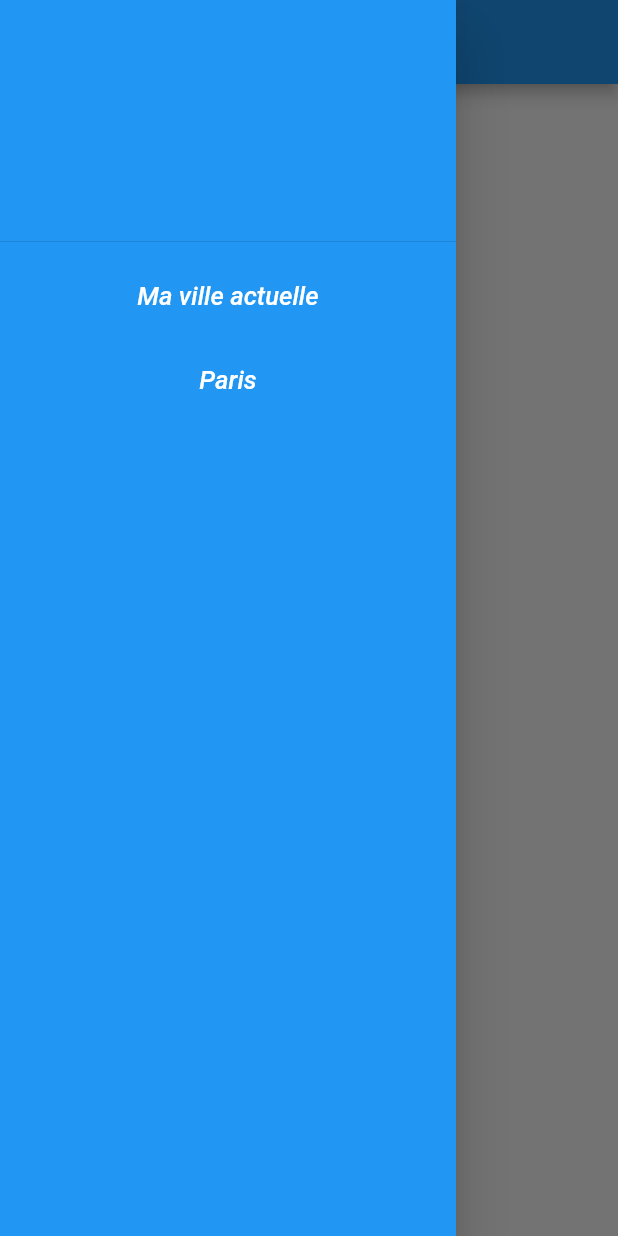
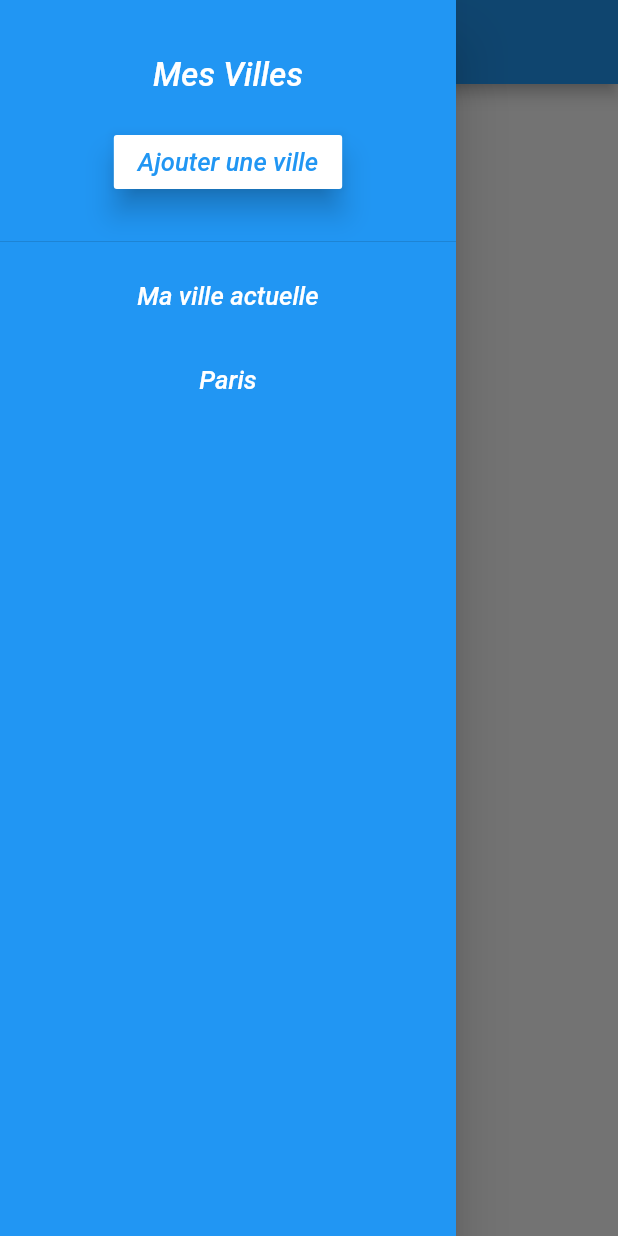
Before and after one commit to EvaWayJ/coda_meteo, a Flutter app: the screen it shows after launch, with the side drawer open, on a phone screen of 412 x 824 dp. Run offline on Flutter 3.47's test engine with Material 2 defaults, Android fonts, the phone set to English and light mode, and no system bars.

Commit message:
le drawer header

```diff
--- a/lib/main.dart
+++ b/lib/main.dart
@@ -43,7 +43,19 @@ String villeChoisie = null;
             itemBuilder: (context,i){
               if(i == 0){
                 return DrawerHeader(
+                  child: new Column(
+                    mainAxisAlignment: MainAxisAlignment.spaceEvenly,
+                    children: <Widget>[
+                      textAvecStyle("Mes Villes", fontSize: 22.0),
+                      new RaisedButton(
+                          child: textAvecStyle("Ajouter une ville", color: Colors.blue),
+                          elevation: 8.0,
+                          color: Colors.white,
+                          onPressed: (){
 
+                      })
+                    ],
+                  ),
                 );
               }else if (i==1){
                 return new ListTile(
```
